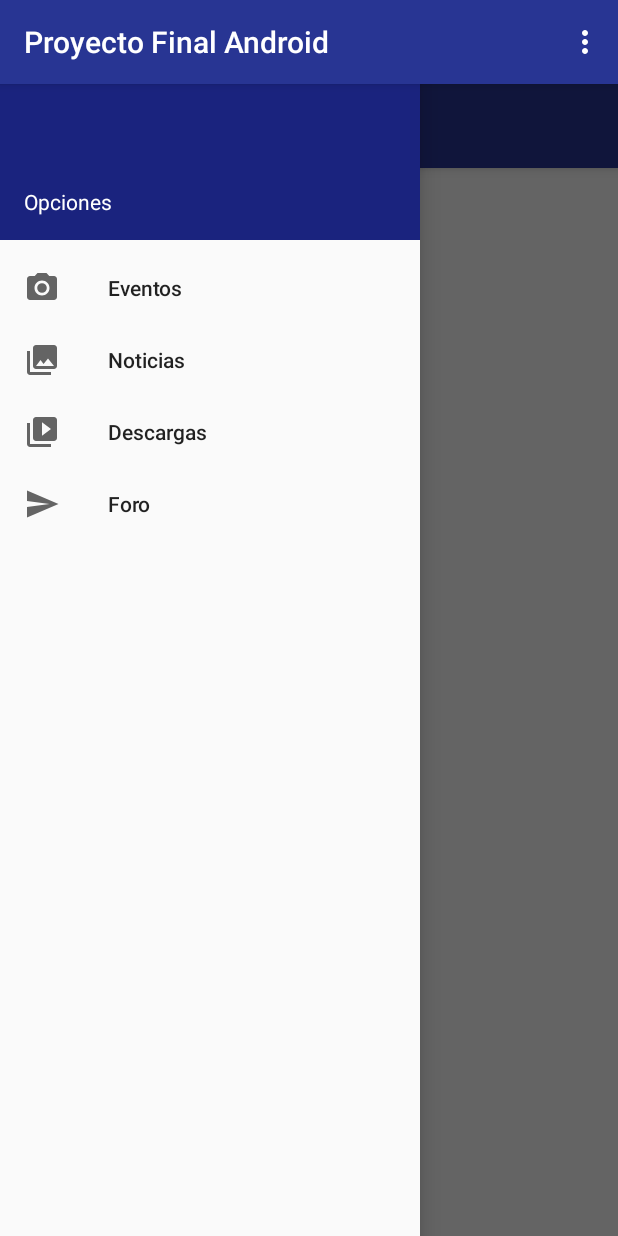
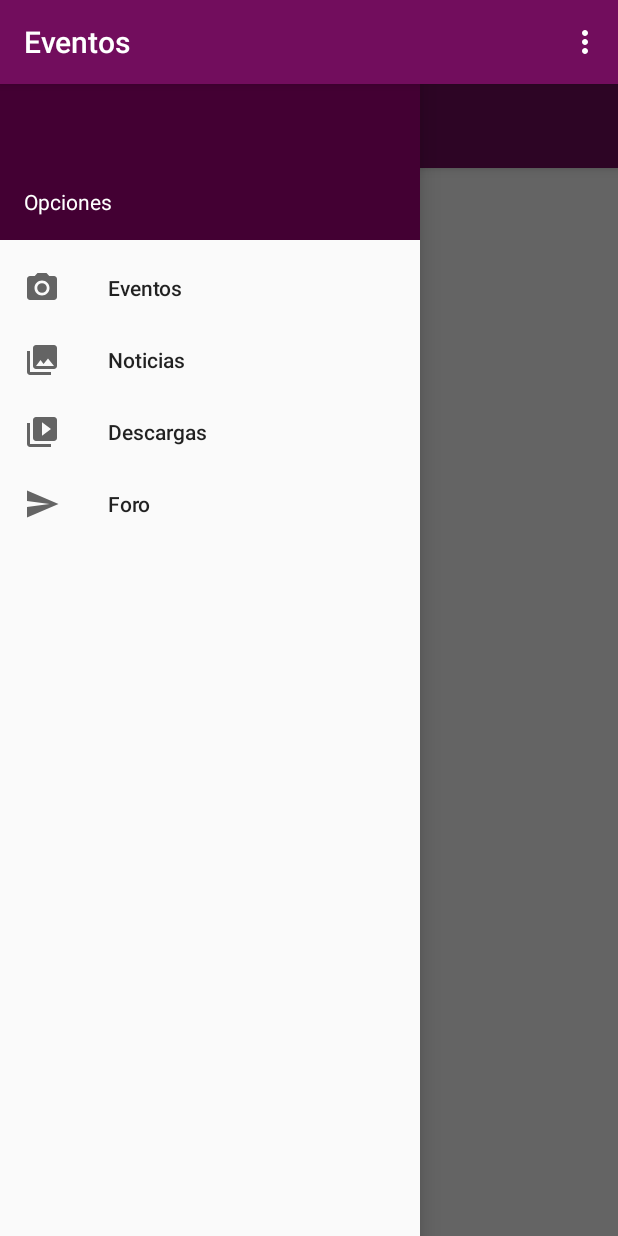
Before and after one commit to beasm/proyectoFinalAndroid, an Android app: the screen it shows after launch (Main2Activity), with the side drawer open, on a phone screen of 412 x 824 dp. Run offline under Robolectric (Android 15) with nearby library versions, the phone set to English and light mode, and no system bars; our stand-ins replace Firebase (no records; nobody signed in at launch, a user with empty details on screens opened directly); libraries missing offline, so code that uses them is left out: com.firebase.ui; 5 statements that could not run were skipped.

Commit message:
cambiado color

```diff
--- a/app/src/main/java/com/example/proyectofinalandroid/Main2Activity.java
+++ b/app/src/main/java/com/example/proyectofinalandroid/Main2Activity.java
@@ -63,6 +63,7 @@ public class Main2Activity extends AppCompatActivity
         FragmentTransaction ft = getSupportFragmentManager().beginTransaction();
         ft.replace(R.id.content_frame, new FragmentEventos());
         ft.commit();
+        getSupportActionBar().setTitle("Eventos");
 
         if (FirebaseAuth.getInstance().getCurrentUser() == null) {
             // Start sign in/sign up activity
@@ -83,18 +84,8 @@ public class Main2Activity extends AppCompatActivity
                     .show();
         }
 
-        if (isDownloadManagerAvailable()) {
-            checkSelfPermission();
-        } else {
-            Toast.makeText(this, "El gestor de descargas no está disponible", Toast.LENGTH_LONG).show();
-        }
-    }
+        checkSelfPermission();
 
-    private static boolean isDownloadManagerAvailable() {
-        if (Build.VERSION.SDK_INT >= Build.VERSION_CODES.GINGERBREAD) {
-            return true;
-        }
-        return false;
     }
 
     private void checkSelfPermission() {
@@ -105,7 +96,6 @@ public class Main2Activity extends AppCompatActivity
             ActivityCompat.requestPermissions(this,
                     new String[]{Manifest.permission.WRITE_EXTERNAL_STORAGE},
                     REQUEST_CODE);
-
         }
     }
 
@@ -183,7 +173,7 @@ public class Main2Activity extends AppCompatActivity
         // Handle navigation view item clicks here.
         int id = item.getItemId();
         Fragment fragment = null;
-        String title = getString(R.string.app_name);
+        String title = "";
 
         if (id == R.id.nav_eventos) {
             fragment = new FragmentEventos();
@@ -224,15 +214,10 @@ public class Main2Activity extends AppCompatActivity
 
     @Override
     public void onFragmentInteraction(Uri uri) {
-        Toast toast2 = new Toast(getApplicationContext());
-        LayoutInflater inflater = getLayoutInflater();
-        View layout = inflater.inflate(R.layout.toast_layout, (ViewGroup) findViewById(R.id.lytLayout));
-        TextView txtMsg = (TextView) layout.findViewById(R.id.txtMensaje);
-        txtMsg.setText(getSupportActionBar().getTitle());
-        toast2.setDuration(Toast.LENGTH_SHORT);
-        toast2.setView(layout);
-        toast2.show();
-        ;
+//        Toast.makeText(this,
+//                "onFragmentInteraction",
+//                Toast.LENGTH_LONG)
+//                .show();
     }
 
     @Override
--- a/app/src/main/res/values/colors.xml
+++ b/app/src/main/res/values/colors.xml
@@ -1,6 +1,15 @@
 <?xml version="1.0" encoding="utf-8"?>
 <resources>
-    <color name="colorPrimary">#283593</color>
-    <color name="colorPrimaryDark">#1a237e</color>
-    <color name="colorAccent">#ff8f00</color>
+    <color name="colorPrimary">#720d5d</color>
+    <color name="colorPrimaryDark">#430033</color>
+    <color name="colorAccent">#e30425</color>
+    <color name="primaryText">#000000</color>
+    <color name="buttonNormal">#e30425</color>
+    <color name="buttonHighlight">#ff554f</color>
+    <color name="buttonText">#FFFFFF</color>
+    <attr name="primaryTextColor" format="reference"/>
+    <attr name="buttonNormalColor" format="reference"/>
+    <attr name="buttonHighlightColor" format="reference" />
+    <attr name="buttonTextColor" format="reference" />
+    <attr name="primaryButtonTheme" format="reference" />
 </resources>
--- a/app/src/main/res/values/styles.xml
+++ b/app/src/main/res/values/styles.xml
@@ -3,9 +3,16 @@
     <!-- Base application theme. -->
     <style name="AppTheme" parent="Theme.AppCompat.Light.DarkActionBar">
         <!-- Customize your theme here. -->
+        <item name="primaryButtonTheme">
+            @style/Widget.Button.Primary
+        </item>
         <item name="colorPrimary">@color/colorPrimary</item>
         <item name="colorPrimaryDark">@color/colorPrimaryDark</item>
         <item name="colorAccent">@color/colorAccent</item>
+        <item name="primaryTextColor">@color/primaryText</item>
+        <item name="buttonNormalColor">@color/buttonNormal</item>
+        <item name="buttonHighlightColor">@color/buttonHighlight</item>
+        <item name="buttonTextColor">@color/buttonText</item>
     </style>
 
     <style name="etiquetas">
@@ -38,4 +45,13 @@
 
     <style name="AppTheme.PopupOverlay" parent="ThemeOverlay.AppCompat.Light" />
 
+    <style name="Widget.Button.Primary"
+        parent="Widget.AppCompat.Button">
+        <item name="colorButtonNormal">?attr/buttonNormalColor</item>
+        <item name="colorControlHighlight">
+            ?attr/buttonHighlightColor
+        </item>
+        <item name="android:textColor">?attr/buttonTextColor</item>
+    </style>
+
 </resources>
```
